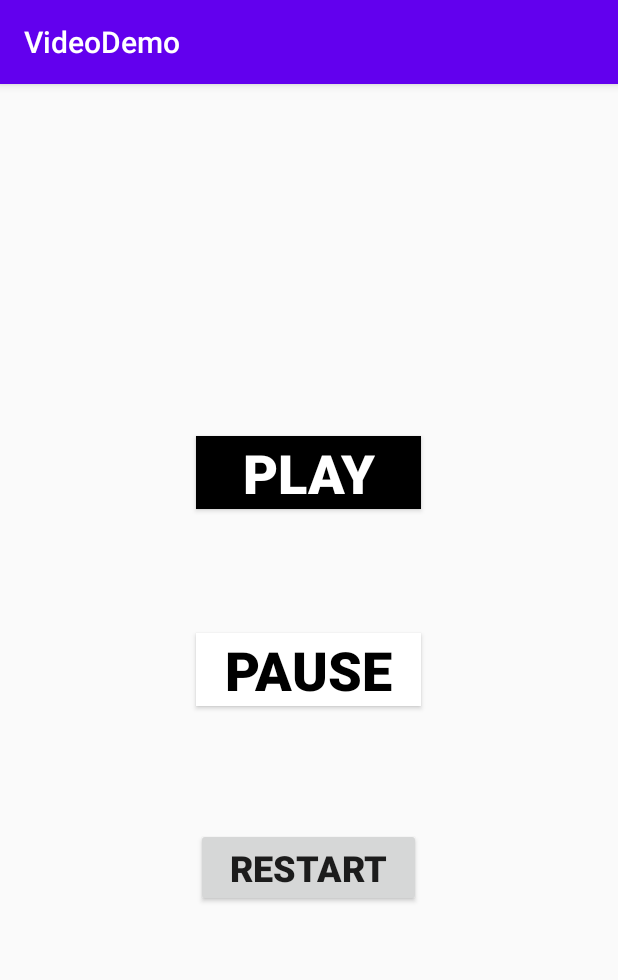
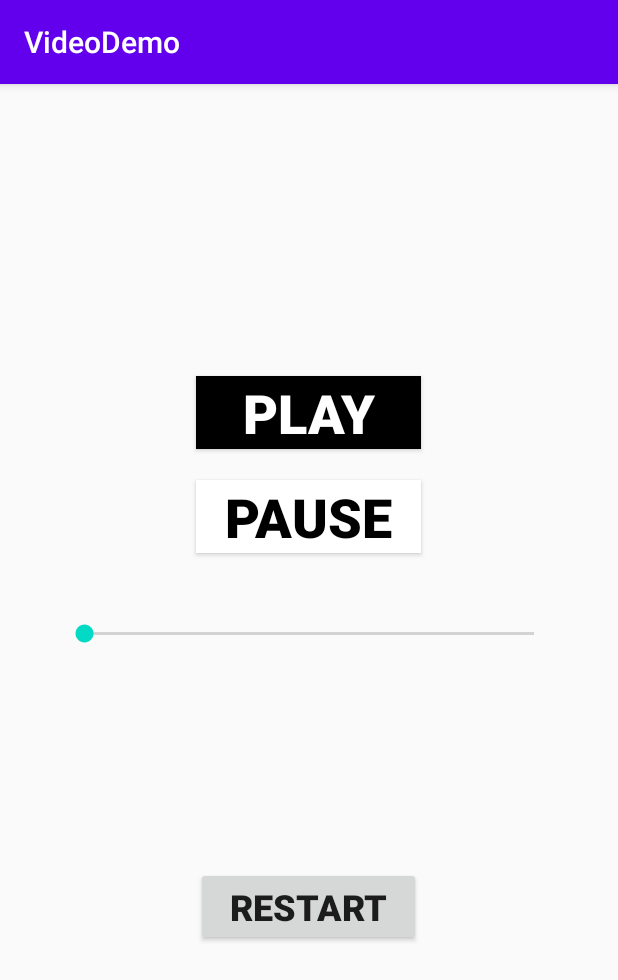
Before and after one commit to psrth/AudioVisualTest, an Android app: the screen it shows after launch (MainActivity), after a tap on "RESTART", on a phone screen of 412 x 824 dp. Shown: the top 980 px of the screen. Run offline under Robolectric (Android 15) with nearby library versions, the phone set to English and light mode, and no system bars.

Commit message:
rectified multiple background mediaPlayer issue, added a visual slider and comments

```diff
--- a/app/src/main/java/com/example/videodemo/MainActivity.java
+++ b/app/src/main/java/com/example/videodemo/MainActivity.java
@@ -13,20 +13,26 @@ import android.widget.VideoView;
 
 public class MainActivity extends AppCompatActivity {
 
+    // creating a new media player object
     MediaPlayer mediaPlayer;
 
+    // method called when play button is tapped
     public void play(View view)
     {
         mediaPlayer.start();
     }
 
+    // method called when pause button is tapped
     public void pause(View view)
     {
         mediaPlayer.pause();
     }
 
+    // method called when restart button is tapped
     public void restart(View view)
     {
+        // media player is reinitialised, then restarted
+        mediaPlayer.pause();
         mediaPlayer = MediaPlayer.create(this, R.raw.peaky);
         mediaPlayer.start();
     }
--- a/app/src/main/res/layout/activity_main.xml
+++ b/app/src/main/res/layout/activity_main.xml
@@ -34,7 +34,7 @@
         app:layout_constraintHorizontal_bias="0.498"
         app:layout_constraintStart_toStartOf="parent"
         app:layout_constraintTop_toTopOf="parent"
-        app:layout_constraintVertical_bias="0.326" />
+        app:layout_constraintVertical_bias="0.271" />
 
     <Button
         android:id="@+id/button3"
@@ -49,8 +49,8 @@
         app:layout_constraintEnd_toEndOf="parent"
         app:layout_constraintHorizontal_bias="0.498"
         app:layout_constraintStart_toStartOf="parent"
-        app:layout_constraintTop_toBottomOf="@+id/pauseButton"
-        app:layout_constraintVertical_bias="0.271" />
+        app:layout_constraintTop_toBottomOf="@+id/seekBar"
+        app:layout_constraintVertical_bias="0.432" />
 
     <Button
         android:id="@+id/pauseButton"
@@ -69,6 +69,19 @@
         app:layout_constraintHorizontal_bias="0.498"
         app:layout_constraintStart_toStartOf="parent"
         app:layout_constraintTop_toBottomOf="@+id/playButton"
-        app:layout_constraintVertical_bias="0.189" />
+        app:layout_constraintVertical_bias="0.044" />
+
+    <SeekBar
+        android:id="@+id/seekBar"
+        android:layout_width="0dp"
+        android:layout_height="wrap_content"
+        android:layout_marginStart="40dp"
+        android:layout_marginEnd="40dp"
+        app:layout_constraintBottom_toBottomOf="parent"
+        app:layout_constraintEnd_toEndOf="parent"
+        app:layout_constraintHorizontal_bias="1.0"
+        app:layout_constraintStart_toStartOf="parent"
+        app:layout_constraintTop_toBottomOf="@+id/pauseButton"
+        app:layout_constraintVertical_bias="0.102" />
 
 </androidx.constraintlayout.widget.ConstraintLayout>
```
